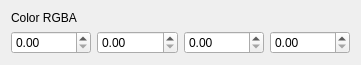
Old version of the form Project/color.ui in the repository Flanctory-Studio/QtDelivery.
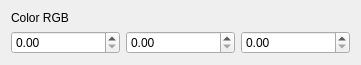
New version of the form.

Patch:
```diff
--- a/Project/color.ui
+++ b/Project/color.ui
@@ -17,7 +17,7 @@
    <item>
     <widget class="QLabel" name="colorLabel">
      <property name="text">
-      <string>Color RGBA</string>
+      <string>Color RGB</string>
      </property>
     </widget>
    </item>
@@ -49,13 +49,6 @@
         <double>1.000000000000000</double>
        </property>
        <property name="singleStep">
-        <double>0.010000000000000</double>
-       </property>
-      </widget>
-     </item>
-     <item>
-      <widget class="QDoubleSpinBox" name="spinA">
-       <property name="maximum">
         <double>1.000000000000000</double>
        </property>
        <property name="singleStep">
```
Left out of the diff: 7 changed lines with no effect on the pictures.
